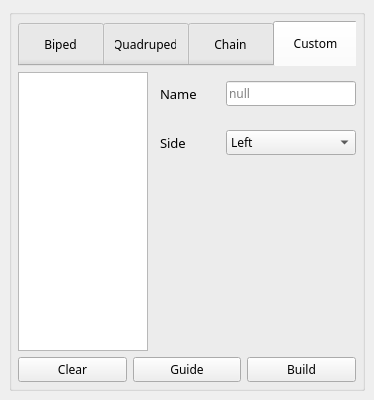
The window that ui/autoRigger.ui (leixingyu/autoRigger) describes before a commit, drawn with Qt 5.
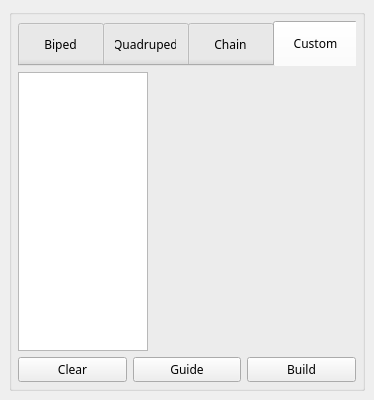
The same window after the commit. The open tabs and pages were chosen to show the change.

Commit message: initial var and ui naming setup for gui update

What changed in the file:
```diff
--- a/ui/autoRigger.ui
+++ b/ui/autoRigger.ui
@@ -200,111 +200,6 @@
              <property name="bottomMargin">
               <number>0</number>
              </property>
-             <item>
-              <widget class="QWidget" name="widget" native="true">
-               <layout class="QHBoxLayout" name="horizontalLayout">
-                <property name="leftMargin">
-                 <number>0</number>
-                </property>
-                <property name="rightMargin">
-                 <number>0</number>
-                </property>
-                <item>
-                 <widget class="QLabel" name="label_2">
-                  <property name="minimumSize">
-                   <size>
-                    <width>60</width>
-                    <height>0</height>
-                   </size>
-                  </property>
-                  <property name="maximumSize">
-                   <size>
-                    <width>60</width>
-                    <height>16777215</height>
-                   </size>
-                  </property>
-                  <property name="font">
-                   <font>
-                    <family>Bahnschrift</family>
-                    <pointsize>10</pointsize>
-                   </font>
-                  </property>
-                  <property name="text">
-                   <string>Name</string>
-                  </property>
-                 </widget>
-                </item>
-                <item>
-                 <widget class="QLineEdit" name="ui_nameEdit">
-                  <property name="placeholderText">
-                   <string>null</string>
-                  </property>
-                 </widget>
-                </item>
-               </layout>
-              </widget>
-             </item>
-             <item>
-              <widget class="QWidget" name="widget_3" native="true">
-               <layout class="QHBoxLayout" name="horizontalLayout_3">
-                <property name="leftMargin">
-                 <number>0</number>
-                </property>
-                <property name="rightMargin">
-                 <number>0</number>
-                </property>
-                <item>
-                 <widget class="QLabel" name="label">
-                  <property name="minimumSize">
-                   <size>
-                    <width>60</width>
-                    <height>0</height>
-                   </size>
-                  </property>
-                  <property name="maximumSize">
-                   <size>
-                    <width>60</width>
-                    <height>16777215</height>
-                   </size>
-                  </property>
-                  <property name="font">
-                   <font>
-                    <family>Bahnschrift</family>
-                    <pointsize>10</pointsize>
-                   </font>
-                  </property>
-                  <property name="text">
-                   <string>Side</string>
-                  </property>
-                 </widget>
-                </item>
-                <item>
-                 <widget class="QComboBox" name="ui_sideCBox">
-                  <property name="font">
-                   <font>
-                    <family>Bahnschrift</family>
-                   </font>
-                  </property>
-                  <item>
-                   <property name="text">
-                    <string>Left</string>
-                   </property>
-                  </item>
-                  <item>
-                   <property name="text">
-                    <string>Right</string>
-                   </property>
-                  </item>
-                  <item>
-                   <property name="text">
-                    <string>Middle</string>
-                   </property>
-                  </item>
-                 </widget>
-                </item>
-               </layout>
-              </widget>
-             </item>
              <item>
               <layout class="QVBoxLayout" name="ui_custom_layout">
                <property name="topMargin">
```
Left out of the diff: 20 changed lines with no effect on the pictures. The commit also changes 4 other files.
